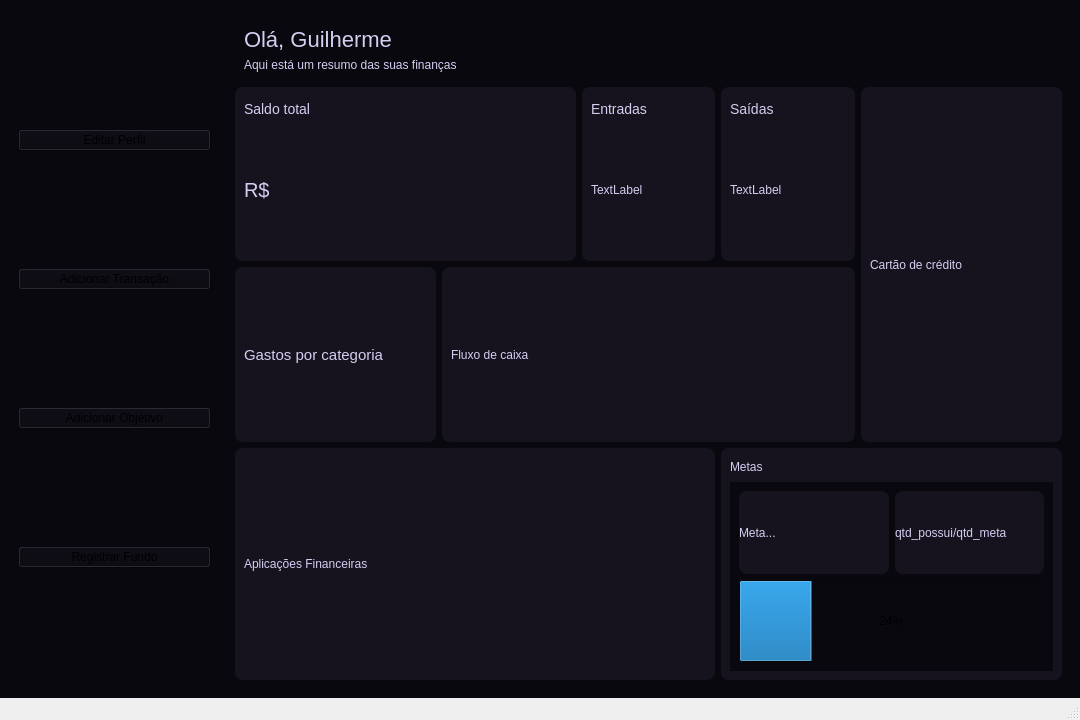
Qt form mainwindow.ui (Gui1-p/Sistema-de-Finan-as) before a commit.
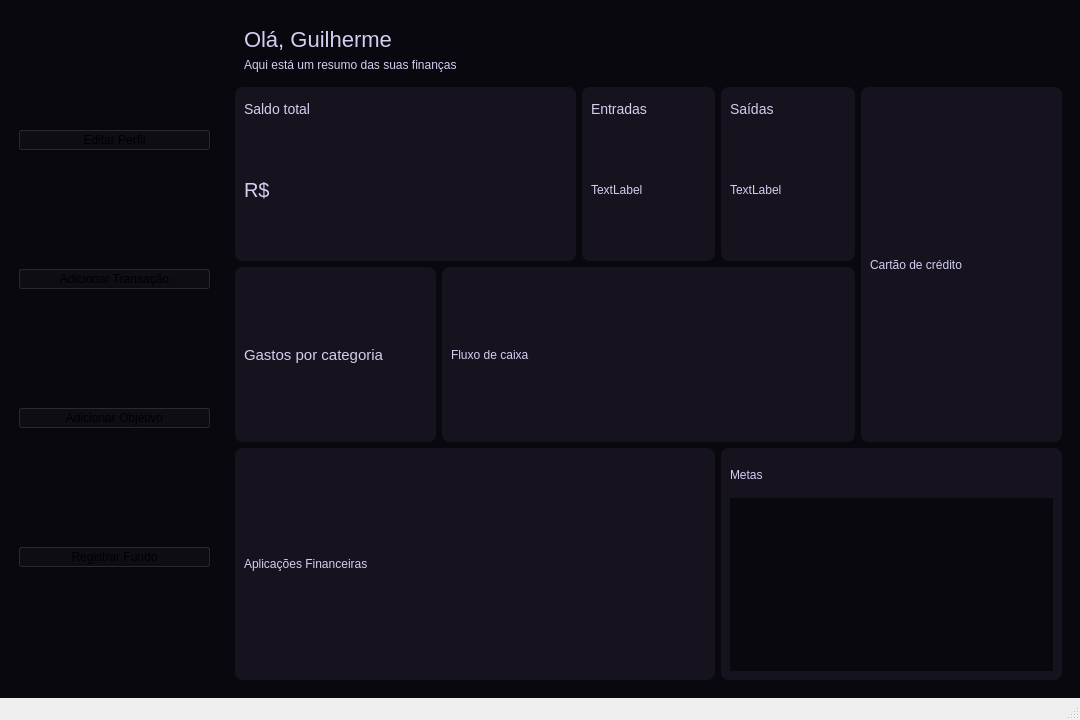
The same form after that commit.

Diff of the .ui file:
```diff
--- a/mainwindow.ui
+++ b/mainwindow.ui
@@ -279,7 +279,7 @@
          <property name="frameShadow">
           <enum>QFrame::Shadow::Raised</enum>
          </property>
-         <layout class="QVBoxLayout" name="verticalLayout_8" stretch="1,10">
+         <layout class="QVBoxLayout" name="verticalLayout_8" stretch="1,5">
           <item>
            <widget class="QLabel" name="label_11">
             <property name="text">
@@ -288,50 +288,7 @@
            </widget>
           </item>
           <item>
-           <widget class="QWidget" name="widget_3" native="true">
-            <layout class="QVBoxLayout" name="verticalLayout_10" stretch="1,1">
-             <item>
-              <layout class="QHBoxLayout" name="horizontalLayout">
-               <item>
-                <widget class="QLabel" name="label_12">
-                 <property name="text">
-                  <string>Meta...</string>
-                 </property>
-                </widget>
-               </item>
-               <item>
-                <widget class="QLabel" name="label_13">
-                 <property name="text">
-                  <string>qtd_possui/qtd_meta</string>
-                 </property>
-                </widget>
-               </item>
-              </layout>
-             </item>
-             <item>
-              <widget class="QProgressBar" name="progressBar">
-               <property name="sizePolicy">
-                <sizepolicy hsizetype="Preferred" vsizetype="Preferred">
-                 <horstretch>0</horstretch>
-                 <verstretch>0</verstretch>
-                </sizepolicy>
-               </property>
-               <property name="value">
-                <number>24</number>
-               </property>
-               <property name="textVisible">
-                <bool>true</bool>
-               </property>
-               <property name="orientation">
-                <enum>Qt::Orientation::Horizontal</enum>
-               </property>
-               <property name="textDirection">
-                <enum>QProgressBar::Direction::TopToBottom</enum>
-               </property>
-              </widget>
-             </item>
-            </layout>
-           </widget>
+           <widget class="QWidget" name="AreaMetas" native="true"/>
           </item>
          </layout>
         </widget>
```
